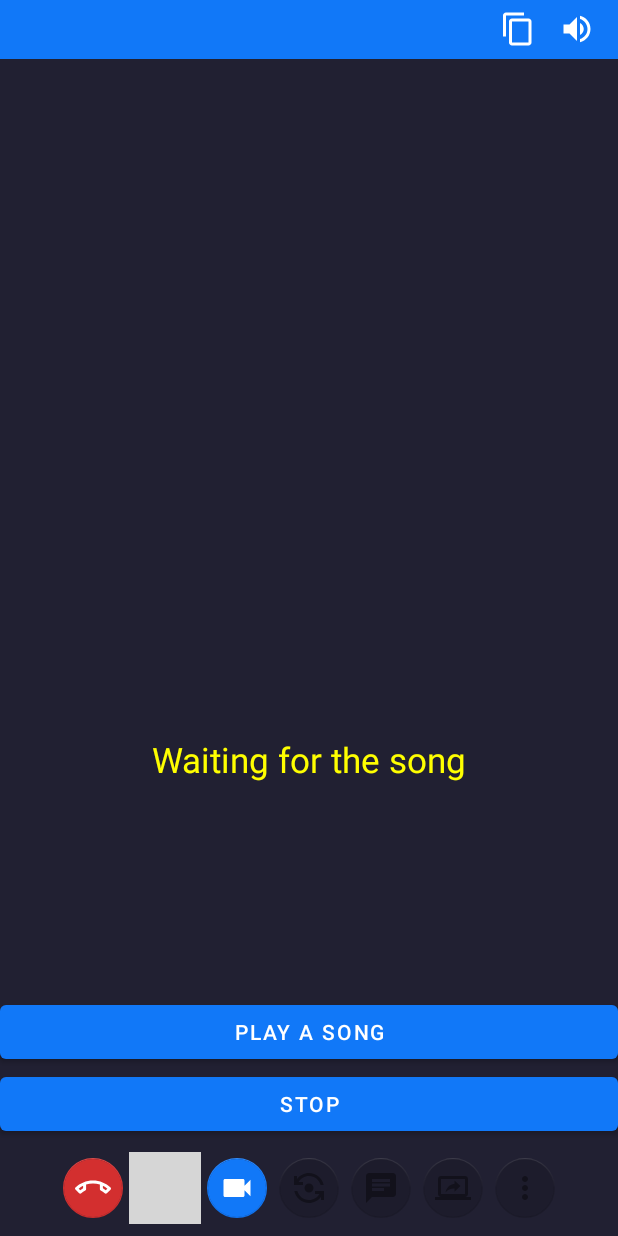
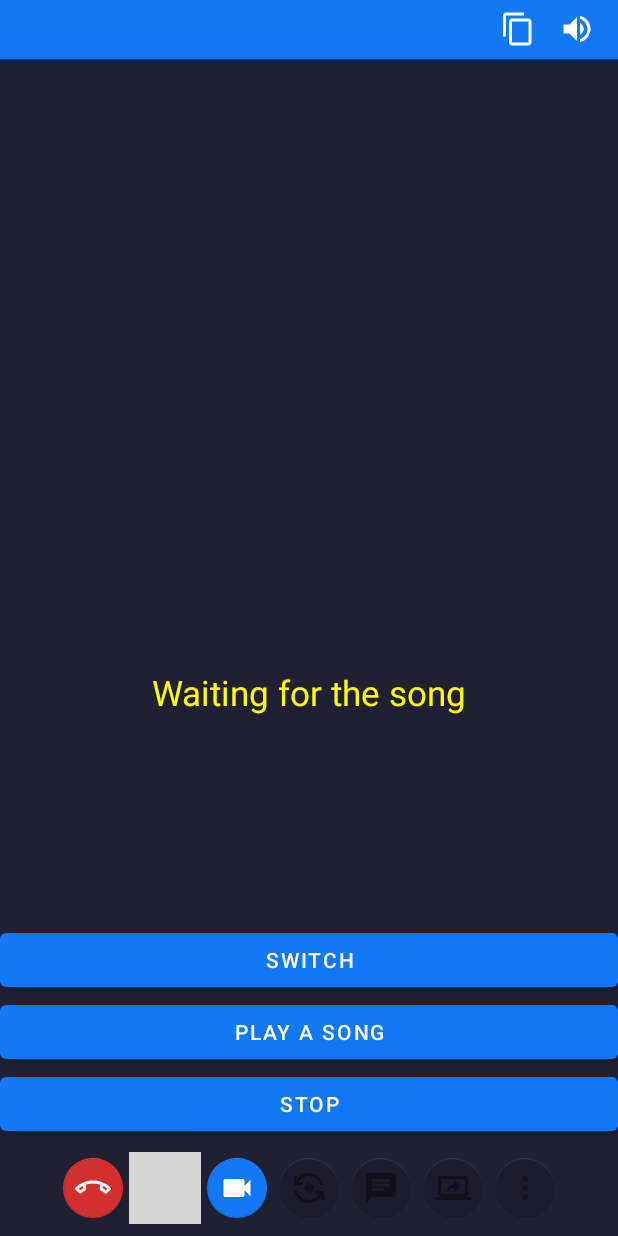
Before and after one commit to B3n31/Forget-Me-Not, an Android app: the MainActivity screen opened directly, with no data from a screen before it, after a tap on "PLAY A SONG", on a phone screen of 412 x 824 dp. Run offline under Robolectric (Android 15) with nearby library versions, the phone set to English and light mode, and no system bars; our stand-ins replace Firebase (no records; nobody signed in at launch, a user with empty details on screens opened directly); libraries missing offline, so code that uses them is left out: com.nabinbhandari.android, org.webrtc; plain views replace SurfaceViewRenderer; 11 statements that could not run were skipped; grey boxes are pictures that could not be loaded.

Commit message:
2 songs added, switch songs added

```diff
--- a/app/src/main/java/live/videosdk/rtc/android/java/MainActivity.java
+++ b/app/src/main/java/live/videosdk/rtc/android/java/MainActivity.java
@@ -85,10 +85,9 @@ public class MainActivity extends AppCompatActivity {
     private FloatingActionButton btnMic, btnWebcam, btnScreenShare;
     private FloatingActionButton btnLeave, btnChat, btnSwitchCameraMode, btnMore;
     private ImageButton btnAudioSelection;
-    private Button musicBtn, stopBtn;
+    private Button musicBtn, stopBtn, switchBtn;
 
     private FirebaseAuth auth;
-    private DatabaseReference myRef;
 
     private boolean micEnabled = true;
     private boolean webcamEnabled = true;
@@ -106,18 +105,7 @@ public class MainActivity extends AppCompatActivity {
     private static final int CAPTURE_PERMISSION_REQUEST_CODE = 1;
 
     private Timer timer = new Timer();
-    MediaPlayer mediaPlayer;
 
-    // creating a string for storing
-    // our audio url from firebase.
-    String audioUrl;
-
-    // creating a variable for our Firebase Database.
-    FirebaseDatabase firebaseDatabase;
-
-    // creating a variable for our
-    // Database Reference for Firebase.
-    DatabaseReference databaseReference;
 
     //for lrc usages
     public final static String TAG = "MainActivity";
@@ -128,6 +116,7 @@ public class MainActivity extends AppCompatActivity {
     private MediaPlayer mPlayer;
     private String lrc;
     private String meetingId;
+    private int num_song = 1;
     @Override
     protected void onCreate(Bundle savedInstanceState) {
         super.onCreate(savedInstanceState);
@@ -140,6 +129,7 @@ public class MainActivity extends AppCompatActivity {
         uIds = new ArrayList<>();
         musicBtn = findViewById(R.id.musicBtn);
         stopBtn = findViewById(R.id.stopBtn);
+        switchBtn = findViewById(R.id.switchBtn);
 
         btnAudioSelection = (ImageButton) findViewById(R.id.btnAudioSelection);
         btnAudioSelection.setEnabled(false);
@@ -186,7 +176,7 @@ public class MainActivity extends AppCompatActivity {
         musicBtn.setOnClickListener(new View.OnClickListener() {
             @Override
             public void onClick(View v) {
-                beginLrcPlay();
+                beginLrcPlay(num_song);
             }
         });
         stopBtn.setOnClickListener(new View.OnClickListener() {
@@ -197,6 +187,14 @@ public class MainActivity extends AppCompatActivity {
                 }
             }
         });
+        switchBtn.setOnClickListener(new View.OnClickListener() {
+            @Override
+            public void onClick(View view) {
+                num_song++;
+                beginLrcPlay(num_song);
+            }
+        });
+
         final String token = getIntent().getStringExtra("token");
 
         micEnabled = getIntent().getBooleanExtra("micEnabled", true);
@@ -300,23 +298,39 @@ public class MainActivity extends AppCompatActivity {
         return "";
     }
     //for lrc usages
-    public void beginLrcPlay(){
+    public void beginLrcPlay(int num_song){
 
         mPlayer = new MediaPlayer();
+        String Song1 = "https://firebasestorage.googleapis.com/v0/b/forget-me-not-42f8e.appspot.com/o/JoshWoodward-Saboteurs.mp3?alt=media&token=d6b786ea-e6e2-4890-9174-c4d49fa8183e";
+        String Song2 = "https://firebasestorage.googleapis.com/v0/b/forget-me-not-42f8e.appspot.com/o/JoshWoodward-Ashes-01-LetItIn.mp3?alt=media&token=8fc494bf-2e6a-4798-8bf4-94497913599a";
+        String song = "";
+        if (num_song == 1){
+            song = Song1;
+        }
+        else if (num_song == 2){
+            song = Song2;
+        }
+        else if (num_song > 2){
+            num_song = 1;
+            song = Song1;
+        }
 
         HashMap<String, String> dataMap = new HashMap<>();
-        dataMap.put("music","https://firebasestorage.googleapis.com/v0/b/forget-me-not-42f8e.appspot.com/o/Fool%2527s%20Garden%20-%20Lemon%20Tree.mp3?alt=media&token=4dc8490c-1cd1-449b-aec4-48349f6857cd");
+        dataMap.put("music", song);
         for(int i = 0 ; i < uIds.size() ; i++ ) {
             FirebaseDatabase.getInstance().getReference().child("MyUsers").child(uIds.get(i)).child("play_this_link").push().setValue(dataMap);
         }
         for(int i = 0 ; i < uIds.size() ; i++ ){
+            String finalSong = song;
+            int finalNum_song = num_song;
+            String finalSong1 = song;
             FirebaseDatabase.getInstance().getReference().child("MyUsers").child(uIds.get(i)).child("play_this_link").addValueEventListener(new ValueEventListener() {
                 @Override
                 public void onDataChange(@NonNull DataSnapshot snapshot) {
-                    linkOfTheSong = "https://firebasestorage.googleapis.com/v0/b/forget-me-not-42f8e.appspot.com/o/Fool%2527s%20Garden%20-%20Lemon%20Tree.mp3?alt=media&token=4dc8490c-1cd1-449b-aec4-48349f6857cd";
+                    linkOfTheSong = finalSong;
                     try{
                         //you can change the path, here path is external directory(e.g. sdcard) /Music/maine.mp3
-                        lyrics();
+                        lyrics(finalNum_song, finalSong1);
                         mPlayer.setDataSource(linkOfTheSong);
 
                         mPlayer.prepare();
@@ -330,11 +344,11 @@ public class MainActivity extends AppCompatActivity {
                 }
             });
         }
-        lyrics();
+        lyrics(num_song, song);
     }
-    public void lyrics(){
+    public void lyrics(int num_song, String song){
         try {
-            mPlayer.setDataSource("https://firebasestorage.googleapis.com/v0/b/forget-me-not-42f8e.appspot.com/o/Fool%2527s%20Garden%20-%20Lemon%20Tree.mp3?alt=media&token=4dc8490c-1cd1-449b-aec4-48349f6857cd");
+            mPlayer.setDataSource(song);
             //Start PreparedListener
             mPlayer.setOnPreparedListener(new MediaPlayer.OnPreparedListener() {
                 //Finishing prepare
@@ -362,7 +376,12 @@ public class MainActivity extends AppCompatActivity {
             mLrcView=(ILrcView)findViewById(R.id.lrcView);
 
             //Read lyrics from Assets file
-            lrc = getFromAssets("Fool's Garden - Lemon Tree.lrc");
+            if (num_song == 1){
+                lrc = getFromAssets("JoshWoodward-Saboteurs.lrc");
+            }
+            else if (num_song == 2){
+                lrc = getFromAssets("JoshWoodward-Ashes-01-LetItIn.lrc");
+            }
             //Parsing lyrics
             ILrcBuilder builder = new DefaultLrcBuilder();
             //Return lyrics to LrcRow
--- a/app/src/main/res/layout/activity_main.xml
+++ b/app/src/main/res/layout/activity_main.xml
@@ -73,7 +73,13 @@
     <live.videosdk.rtc.android.java.Lrc_view.impl.LrcView
         android:id="@+id/lrcView"
         android:layout_width="match_parent"
-        android:layout_height="250dp" />
+        android:layout_height="243dp" />
+
+    <Button
+        android:id="@+id/switchBtn"
+        android:layout_width="match_parent"
+        android:layout_height="wrap_content"
+        android:text="Switch" />
 
     <Button
         android:id="@+id/musicBtn"
@@ -168,6 +174,4 @@
     </LinearLayout>
 
 
-
-
 </LinearLayout>
```
Also changed, not shown: 5 other files.
